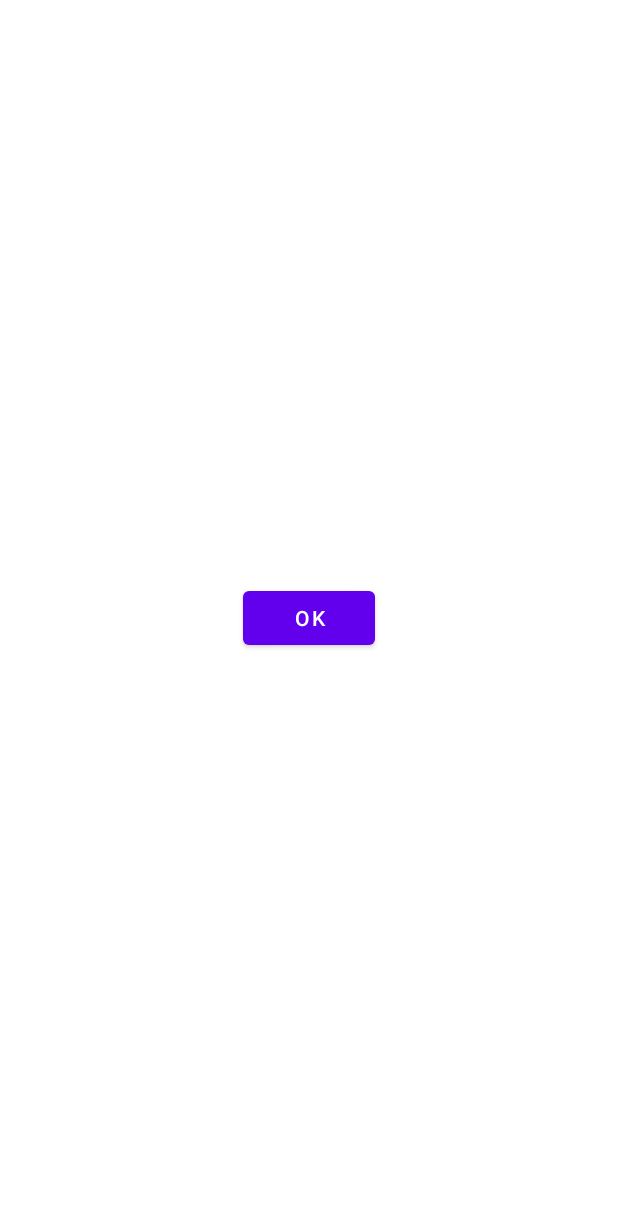
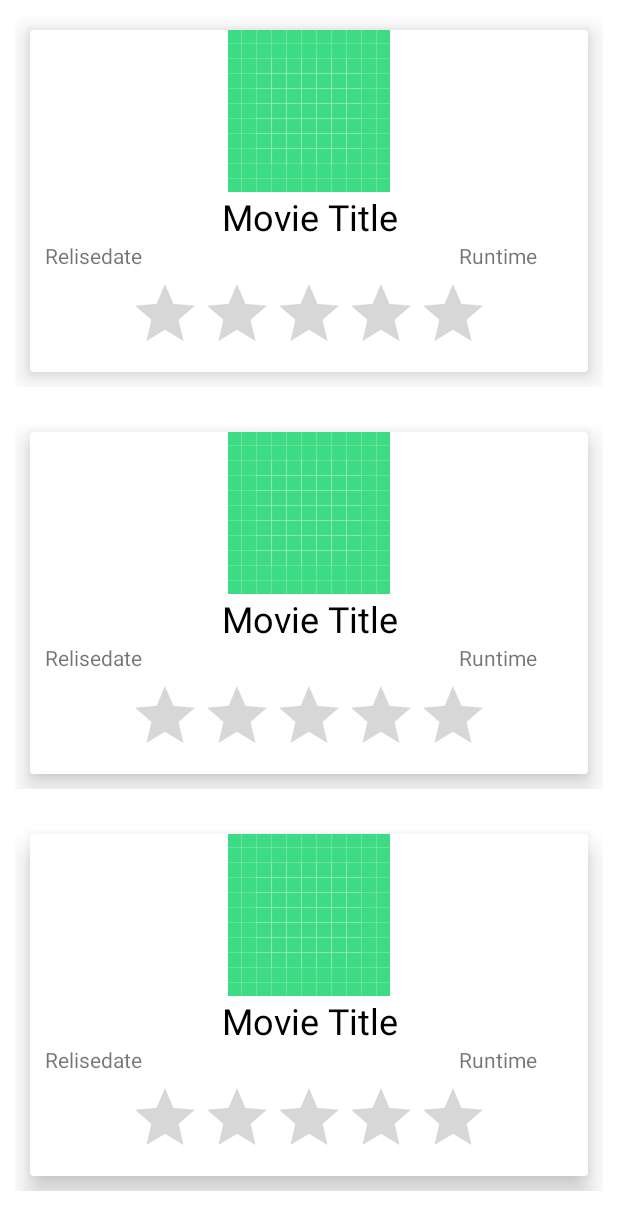
Before and after one commit to mist962/MovieApp, an Android app: the layout activity_main.xml on its own in the app's theme, with its tools: preview values and no code run, on a phone screen of 412 x 824 dp. Shown: the top 1230 px of the screen. Run offline under Robolectric (Android 15) with nearby library versions, the phone set to English and light mode, and no system bars; network calls fail.

Commit message:
Add RecyclerView

```diff
--- a/app/build.gradle
+++ b/app/build.gradle
@@ -75,6 +75,7 @@ dependencies {
     implementation 'com.squareup.retrofit2:adapter-rxjava2:2.3.0'
     implementation 'io.reactivex.rxjava2:rxandroid:2.0.1'
 
-
-
+    //Glide
+    implementation 'com.github.bumptech.glide:glide:4.11.0'
+    kapt 'com.github.bumptech.glide:compiler:4.11.0'
 }
--- a/app/src/main/java/com/sideki/movieapp/model/data/MovieModel.kt
+++ b/app/src/main/java/com/sideki/movieapp/model/data/Movie.kt
@@ -5,7 +5,7 @@ import com.google.gson.annotations.SerializedName
 import kotlinx.android.parcel.Parcelize
 
 @Parcelize
-data class MovieModel(
+data class Movie(
     var id: Int,
     var title: String,
     @SerializedName("poster_path")
@@ -14,5 +14,6 @@ data class MovieModel(
     var releaseDate: String,
     var overview: String,
     @SerializedName("vote_average")
-    var voteAverage: Double,
+    var voteAverage: Float, //?//?//?//?//?//?//?//?//?//?Возможная ошибка - было Double
+    var runtime: Int
 ) : Parcelable
--- /dev/null
+++ b/app/src/main/java/com/sideki/movieapp/model/data/Movies.kt
@@ -0,0 +1,6 @@
+package com.sideki.movieapp.model.data
+
+data class Movies(
+    var results: List<Movie>
+) {
+}
--- a/app/src/main/java/com/sideki/movieapp/model/data/MoviesModel.kt
+++ /dev/null
@@ -1,6 +0,0 @@
-package com.sideki.movieapp.model.data
-
-data class MoviesModel(
-    var results: List<MovieModel>
-) {
-}
--- a/app/src/main/res/layout/activity_main.xml
+++ b/app/src/main/res/layout/activity_main.xml
@@ -6,14 +6,10 @@
     android:layout_height="match_parent"
     tools:context=".activities.MovieListActivity">
 
-    <Button
-        android:id="@+id/button"
-        android:layout_width="wrap_content"
-        android:layout_height="wrap_content"
-        android:text="OK"
-        app:layout_constraintBottom_toBottomOf="parent"
-        app:layout_constraintLeft_toLeftOf="parent"
-        app:layout_constraintRight_toRightOf="parent"
-        app:layout_constraintTop_toTopOf="parent" />
-
+    <androidx.recyclerview.widget.RecyclerView
+        android:id="@+id/recyclerview"
+        android:layout_width="match_parent"
+        android:layout_height="match_parent"
+        app:layoutManager="androidx.recyclerview.widget.LinearLayoutManager"
+        tools:listitem="@layout/item_movie" />
 </androidx.constraintlayout.widget.ConstraintLayout>
--- /dev/null
+++ b/app/src/main/res/layout/item_movie.xml
@@ -0,0 +1,88 @@
+<?xml version="1.0" encoding="utf-8"?>
+<LinearLayout xmlns:android="http://schemas.android.com/apk/res/android"
+    xmlns:app="http://schemas.android.com/apk/res-auto"
+    xmlns:tools="http://schemas.android.com/tools"
+    android:id="@+id/item_movie"
+    android:layout_width="match_parent"
+    android:layout_height="wrap_content"
+    android:padding="10dp"
+    android:gravity="center">
+
+    <androidx.cardview.widget.CardView
+        android:id="@+id/card_view"
+        android:layout_width="match_parent"
+        android:layout_height="wrap_content"
+        android:layout_margin="10dp"
+        app:cardElevation="10dp">
+
+        <LinearLayout
+            android:layout_width="match_parent"
+            android:layout_height="wrap_content"
+            android:gravity="center"
+            android:orientation="vertical">
+
+            <ImageView
+                android:id="@+id/img_movie"
+                android:layout_width="match_parent"
+                android:layout_height="wrap_content"
+                android:scaleType="fitCenter"
+                android:src="@drawable/ic_launcher_background"
+                tools:ignore="ContentDescription" />
+
+            <LinearLayout
+                android:layout_width="match_parent"
+                android:layout_height="wrap_content"
+                android:orientation="vertical">
+
+                <TextView
+                    android:id="@+id/txt_movie_title"
+                    android:layout_width="match_parent"
+                    android:layout_height="wrap_content"
+                    android:ellipsize="end"
+                    android:gravity="center"
+                    android:lines="1"
+                    android:paddingStart="10dp"
+                    android:paddingEnd="10dp"
+                    android:text="Movie Title"
+                    android:textColor="@color/black"
+                    android:textSize="24sp" />
+
+                <LinearLayout
+                    android:layout_width="match_parent"
+                    android:layout_height="wrap_content"
+                    android:orientation="horizontal"
+                    android:paddingStart="10dp"
+                    android:paddingEnd="10dp"
+                    android:weightSum="100">
+
+                    <TextView
+                        android:id="@+id/txt_movie_relisedate"
+                        android:layout_width="wrap_content"
+                        android:layout_height="wrap_content"
+                        android:layout_weight="90"
+                        android:text="Relisedate"
+                        android:textSize="14sp" />
+
+                    <TextView
+                        android:id="@+id/txt_movie_runtime"
+                        android:layout_width="wrap_content"
+                        android:layout_height="wrap_content"
+                        android:layout_gravity="center"
+                        android:layout_weight="10"
+                        android:text="Runtime"
+                        android:textSize="14sp" />
+                </LinearLayout>
+            </LinearLayout>
+
+            <RatingBar
+                android:id="@+id/rating_bar"
+                android:layout_width="wrap_content"
+                android:layout_height="wrap_content"
+                android:layout_margin="5dp"
+                android:isIndicator="true"
+                android:numStars="5"
+                android:progressTint="#FDD835"
+                android:secondaryProgressTint="@android:color/transparent" />
+        </LinearLayout>
+    </androidx.cardview.widget.CardView>
+</LinearLayout>
--- a/app/src/main/res/values-night/themes.xml
+++ b/app/src/main/res/values-night/themes.xml
@@ -1,6 +1,6 @@
 <resources xmlns:tools="http://schemas.android.com/tools">
     <!-- Base application theme. -->
-    <style name="Theme.MovieApp" parent="Theme.MaterialComponents.DayNight.DarkActionBar">
+    <style name="Theme.MovieApp" parent="Theme.MaterialComponents.DayNight.NoActionBar">
         <!-- Primary brand color. -->
         <item name="colorPrimary">@color/purple_200</item>
         <item name="colorPrimaryVariant">@color/purple_700</item>
--- a/app/src/main/res/values/themes.xml
+++ b/app/src/main/res/values/themes.xml
@@ -1,6 +1,6 @@
 <resources xmlns:tools="http://schemas.android.com/tools">
     <!-- Base application theme. -->
-    <style name="Theme.MovieApp" parent="Theme.MaterialComponents.DayNight.DarkActionBar">
+    <style name="Theme.MovieApp" parent="Theme.MaterialComponents.DayNight.NoActionBar">
         <!-- Primary brand color. -->
         <item name="colorPrimary">@color/purple_500</item>
         <item name="colorPrimaryVariant">@color/purple_700</item>
```
Also changed, not shown: app/src/main/java/com/sideki/movieapp/activities/MovieListActivity.kt (+10 -8 lines), app/src/main/java/com/sideki/movieapp/adapters/MovieAdapter.kt (added, +48 -0 lines), app/src/main/java/com/sideki/movieapp/api/MovieApi.kt (+4 -4 lines), app/src/main/java/com/sideki/movieapp/model/repository/MovieRepository.kt (+4 -4 lines), app/src/main/java/com/sideki/movieapp/viewmodel/MovieViewModel.kt (+4 -4 lines).
